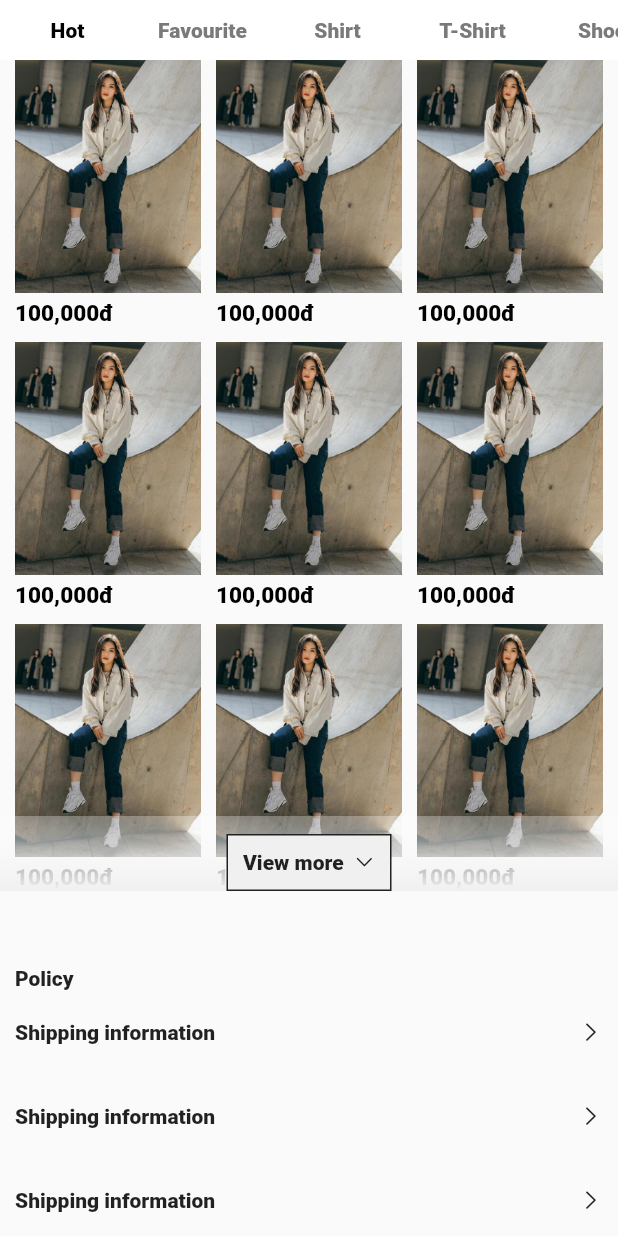
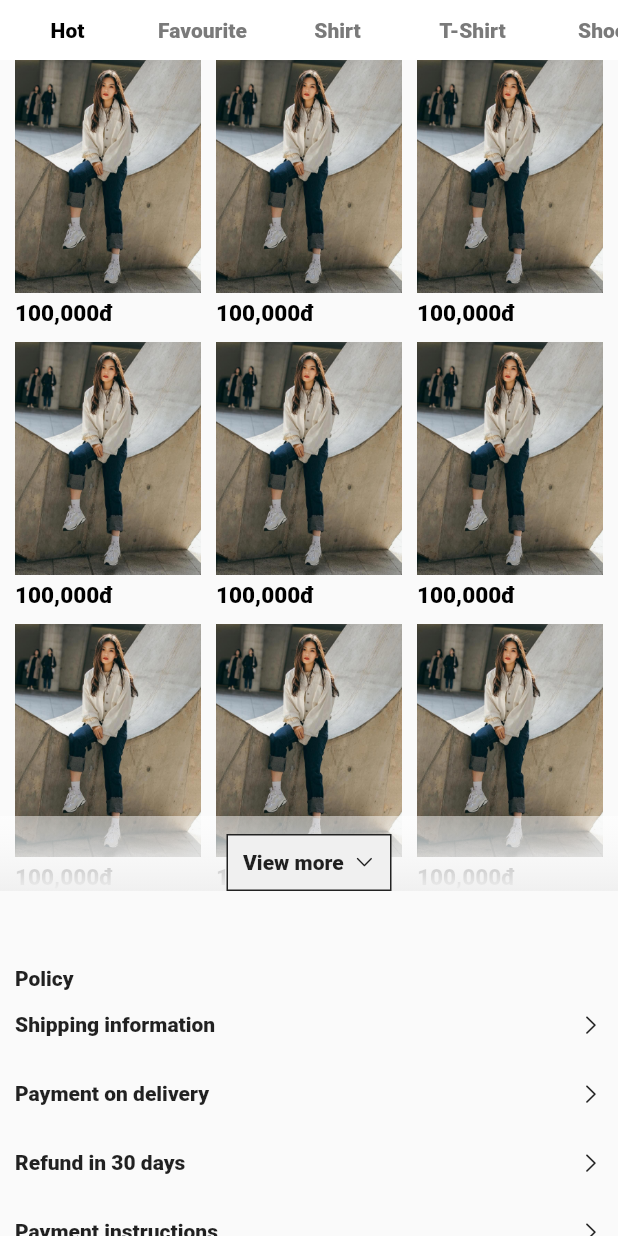
Before and after one commit to htahta103/ShopDemo, a Flutter app: what stickyHeader() shows on an empty page, opened directly with empty values, after a tap on "Hot", on a phone screen of 412 x 824 dp. Run offline on Flutter 3.47's test engine with Material 2 defaults, Android fonts, the phone set to English and light mode, and no system bars; drawn by our look-alikes of scroll_to_index, sticky_headers; our stand-ins replace animate_do, carousel_slider, circular_check_box, firebase_auth, firebase_core, firebase_messaging and 9 more; missing offline and left inert: bubbled_navigation_bar, loading_animations; accounts and stored records are empty.

```diff
--- /dev/null
+++ b/PluginDemo/example/lib/main.dart
@@ -0,0 +1,58 @@
+import 'package:flutter/material.dart';
+import 'dart:async';
+
+import 'package:flutter/services.dart';
+import 'package:PluginDemo/PluginDemo.dart';
+
+void main() {
+  runApp(MyApp());
+}
+
+class MyApp extends StatefulWidget {
+  @override
+  _MyAppState createState() => _MyAppState();
+}
+
+class _MyAppState extends State<MyApp> {
+  String _platformVersion = 'Unknown';
+
+  @override
+  void initState() {
+    super.initState();
+    initPlatformState();
+  }
+
+  // Platform messages are asynchronous, so we initialize in an async method.
+  Future<void> initPlatformState() async {
+    String platformVersion;
+    // Platform messages may fail, so we use a try/catch PlatformException.
+    try {
+      platformVersion = await PluginDemo.platformVersion;
+    } on PlatformException {
+      platformVersion = 'Failed to get platform version.';
+    }
+
+    // If the widget was removed from the tree while the asynchronous platform
+    // message was in flight, we want to discard the reply rather than calling
+    // setState to update our non-existent appearance.
+    if (!mounted) return;
+
+    setState(() {
+      _platformVersion = platformVersion;
+    });
+  }
+
+  @override
+  Widget build(BuildContext context) {
+    return MaterialApp(
+      home: Scaffold(
+        appBar: AppBar(
+          title: const Text('Plugin example app'),
+        ),
+        body: Center(
+          child: Text('Running on: $_platformVersion\n'),
+        ),
+      ),
+    );
+  }
+}
--- /dev/null
+++ b/PluginDemo/lib/PluginDemo.dart
@@ -0,0 +1,14 @@
+
+import 'dart:async';
+
+import 'package:flutter/services.dart';
+
+class PluginDemo {
+  static const MethodChannel _channel =
+      const MethodChannel('PluginDemo');
+
+  static Future<String> get platformVersion async {
+    final String version = await _channel.invokeMethod('getPlatformVersion', '{"content": "hello"}');
+    return version;
+  }
+}
--- a/ShopDemo/lib/ui/common_widgets/tabbar_widget_with_sticky_header.dart/tabbar2_content.dart
+++ b/ShopDemo/lib/ui/common_widgets/tabbar_widget_with_sticky_header.dart/tabbar2_content.dart
@@ -60,11 +60,16 @@ class _MenuItemTabContentState extends State<MenuItemTabContent> {
   Widget build(BuildContext context) {
     return Consumer<ITabbar2HeaderViewmodel>(builder: (_, __, ___) {
       return _viewmodel.isLoading
-          ? Container(
-              alignment: Alignment.topCenter,
-              child: LoadingFadingLine.square(
-                size: 30,
-                backgroundColor: Colors.black,
+          ? ConstrainedBox(
+              constraints: BoxConstraints(
+                minHeight: (MediaQuery.of(context).size.height - 270),
+              ),
+              child: Container(
+                alignment: Alignment.topCenter,
+                child: LoadingFadingLine.square(
+                  size: 30,
+                  backgroundColor: Colors.black,
+                ),
               ),
             )
           : Stack(children: [
@@ -91,7 +96,7 @@ class _MenuItemTabContentState extends State<MenuItemTabContent> {
                             end: Alignment.topCenter,
                             colors: [
                               Color.fromRGBO(240, 240, 240, 1),
-                              Color.fromRGBO(255, 255, 255, 0.3),
+                              Color.fromRGBO(255, 255, 255, 0.5),
                             ],
                           ),
                         ),
--- a/ShopDemo/lib/ui/home_screen/menu_item.dart
+++ b/ShopDemo/lib/ui/home_screen/menu_item.dart
@@ -55,31 +55,31 @@ Widget stickyHeader(PageController controller, Function loadingAndScroll) {
               style: TextStyle(fontWeight: FontWeight.w700),
             ),
           ),
-          buildInfoBtn(),
-          buildInfoBtn(),
-          buildInfoBtn(),
-          buildInfoBtn(),
-          buildInfoBtn(),
-          buildInfoBtn(),
-          SizedBox(height: 30,)
+          buildInfoBtn('Shipping information'),
+          buildInfoBtn('Payment on delivery'),
+          buildInfoBtn('Refund in 30 days'),
+          buildInfoBtn('Payment instructions'),
+          buildInfoBtn('Privacy Policy'),
+          buildInfoBtn('Terms and condition'),
+          SizedBox(height: 50,)
         ],
       ),
     ],
   );
 }
 
-Widget buildInfoBtn() {
+Widget buildInfoBtn(String content) {
   return InkWell(
     onTap: () {
       //TODO
     },
     child: Container(
-      padding: EdgeInsets.fromLTRB(10, 20, 10, 20),
+      padding: EdgeInsets.fromLTRB(10, 15, 10, 15),
       child: Row(
         mainAxisAlignment: MainAxisAlignment.spaceBetween,
         children: [
           Text(
-            'Shipping information',
+            content,
             style: defaultStyleBold,
           ),
           Icon(
```
Also changed, not shown: PluginDemo/example/pubspec.yaml (added, +71 -0 lines), PluginDemo/pubspec.yaml (added, +65 -0 lines), PluginDemo/example/pubspec.lock (added), PluginDemo/pubspec.lock (added), 79 other files.
